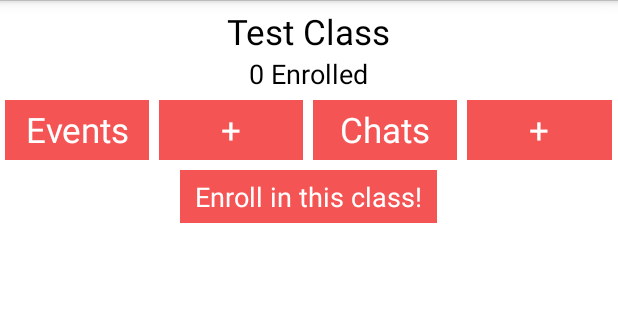
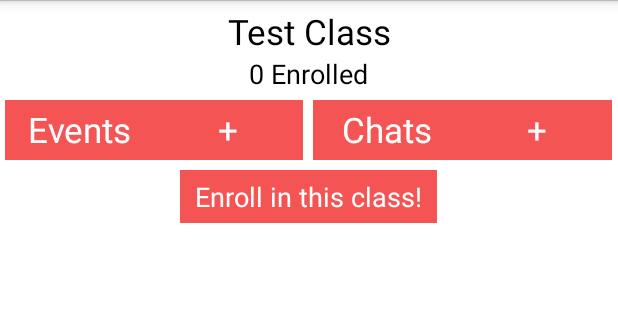
Before and after one commit to alalexl/Kabam, an Android app: the layout class_detail.xml on its own in the app's theme, with its tools: preview values and no code run, on a phone screen of 412 x 824 dp, the part 72-392 px from its top. Run offline under Robolectric (Android 15) with nearby library versions, the phone set to English and light mode, and no system bars.

Commit message:
added Mark's UI updates

```diff
--- a/Kabam/app/src/main/res/drawable/red_button.xml
+++ b/Kabam/app/src/main/res/drawable/red_button.xml
@@ -1,8 +1,6 @@
 <?xml version="1.0" encoding="utf-8"?>
 <selector xmlns:android="http://schemas.android.com/apk/res/android">
-    android:layout_width="wrap_content"
-    android:layout_height="wrap_content">
-    <!--fff55454 -->
+
     <item android:state_pressed="true" >
         <shape>
             <gradient
--- a/Kabam/app/src/main/res/drawable/red_button_thin.xml
+++ b/Kabam/app/src/main/res/drawable/red_button_thin.xml
@@ -1,8 +1,6 @@
 <?xml version="1.0" encoding="utf-8"?>
 <selector xmlns:android="http://schemas.android.com/apk/res/android">
-    android:layout_width="wrap_content"
-    android:layout_height="wrap_content">
-    <!--fff55454 -->
+
     <item android:state_pressed="true" >
         <shape>
             <gradient
--- a/Kabam/app/src/main/res/layout/class_detail.xml
+++ b/Kabam/app/src/main/res/layout/class_detail.xml
@@ -13,7 +13,8 @@
         android:textAppearance="?android:attr/textAppearanceLarge"
         android:text="Test Class"
         android:id="@+id/className"
-        android:layout_gravity="center_horizontal" />
+        android:layout_gravity="center_horizontal"
+        android:gravity="center_horizontal" />
 
     <TextView
         android:layout_marginBottom="5dp"
@@ -32,7 +33,7 @@
             style="@style/BTheme.Large"
             android:background="@drawable/red_button_thin"
             android:layout_marginLeft="3dp"
-            android:layout_marginRight="3dp"
+            android:layout_marginRight="0dp"
             android:layout_marginTop="3dp"
             android:layout_marginBottom="3dp"
             android:ems="2"
@@ -43,7 +44,7 @@
         <Button
             style="@style/BTheme.Large"
             android:background="@drawable/red_button_thin"
-            android:layout_marginLeft="3dp"
+            android:layout_marginLeft="0dp"
             android:layout_marginRight="3dp"
             android:layout_marginTop="3dp"
             android:layout_marginBottom="3dp"
@@ -56,7 +57,7 @@
             style="@style/BTheme.Large"
             android:background="@drawable/red_button_thin"
             android:layout_marginLeft="3dp"
-            android:layout_marginRight="3dp"
+            android:layout_marginRight="0dp"
             android:layout_marginTop="3dp"
             android:layout_marginBottom="3dp"
             android:ems="2"
@@ -67,7 +68,7 @@
         <Button
             style="@style/BTheme.Large"
             android:background="@drawable/red_button_thin"
-            android:layout_marginLeft="3dp"
+            android:layout_marginLeft="0dp"
             android:layout_marginRight="4dp"
             android:layout_marginTop="3dp"
             android:layout_marginBottom="3dp"
--- a/Kabam/app/src/main/res/layout/class_list_item.xml
+++ b/Kabam/app/src/main/res/layout/class_list_item.xml
@@ -1,7 +1,7 @@
 <?xml version="1.0" encoding="utf-8"?>
 <LinearLayout xmlns:android="http://schemas.android.com/apk/res/android"
     android:orientation="vertical" android:layout_width="match_parent"
-    android:layout_height="match_parent">
+    android:layout_height="match_parent" android:layout_marginLeft="7dp" android:layout_marginTop="5dp" >
     <TextView
         style="@style/TVTheme.Large"
         android:text="Class Title"
```
